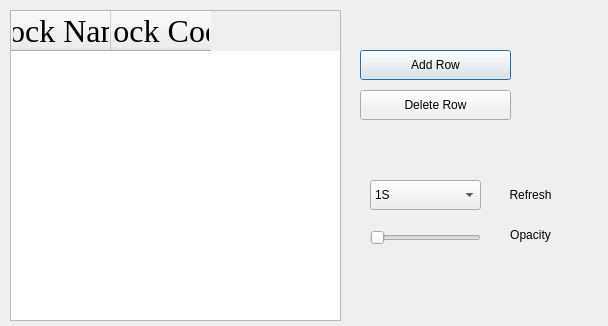
This is setupdialog.ui in famoustang/equities as Qt 5 draws it before an edit. The edited form follows.
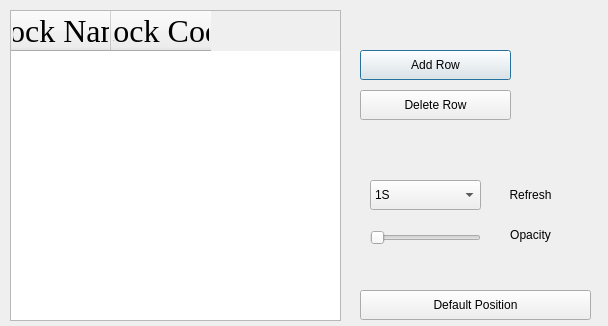
This is the edited form.

What changed in the file:
```diff
--- a/setupdialog.ui
+++ b/setupdialog.ui
@@ -174,6 +174,19 @@
     <string>Delete Row</string>
    </property>
   </widget>
+  <widget class="QPushButton" name="pushButtonDefaultPosition">
+   <property name="geometry">
+    <rect>
+     <x>360</x>
+     <y>290</y>
+     <width>231</width>
+     <height>30</height>
+    </rect>
+   </property>
+   <property name="text">
+    <string>Default Position</string>
+   </property>
+  </widget>
  </widget>
  <resources/>
  <connections/>
```
